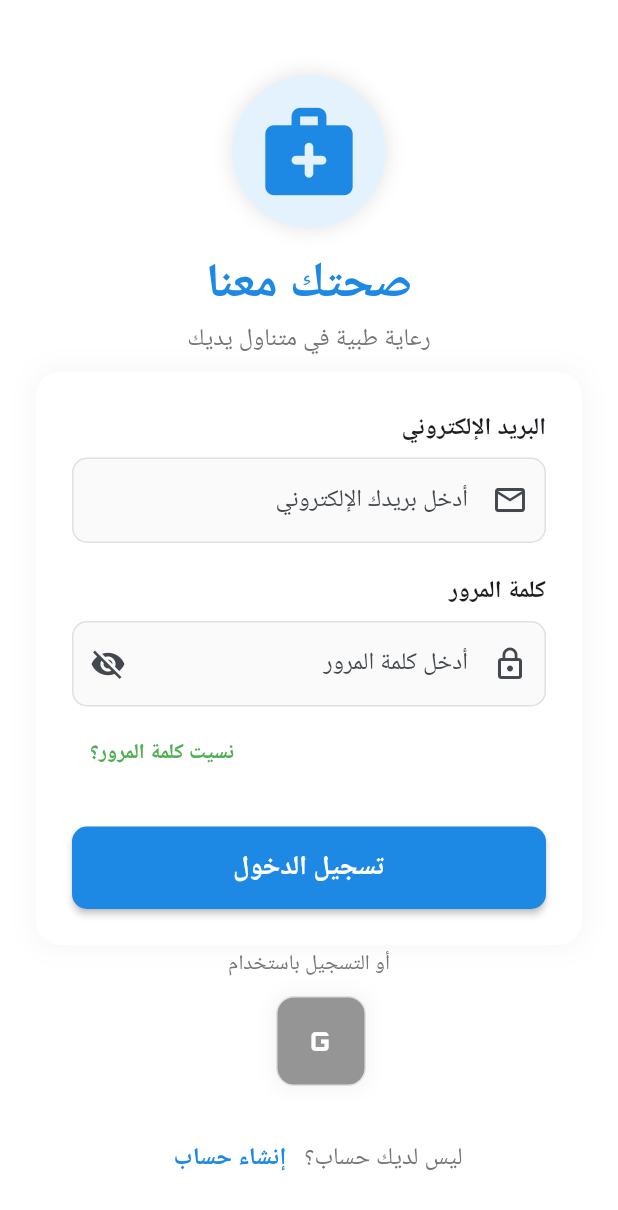
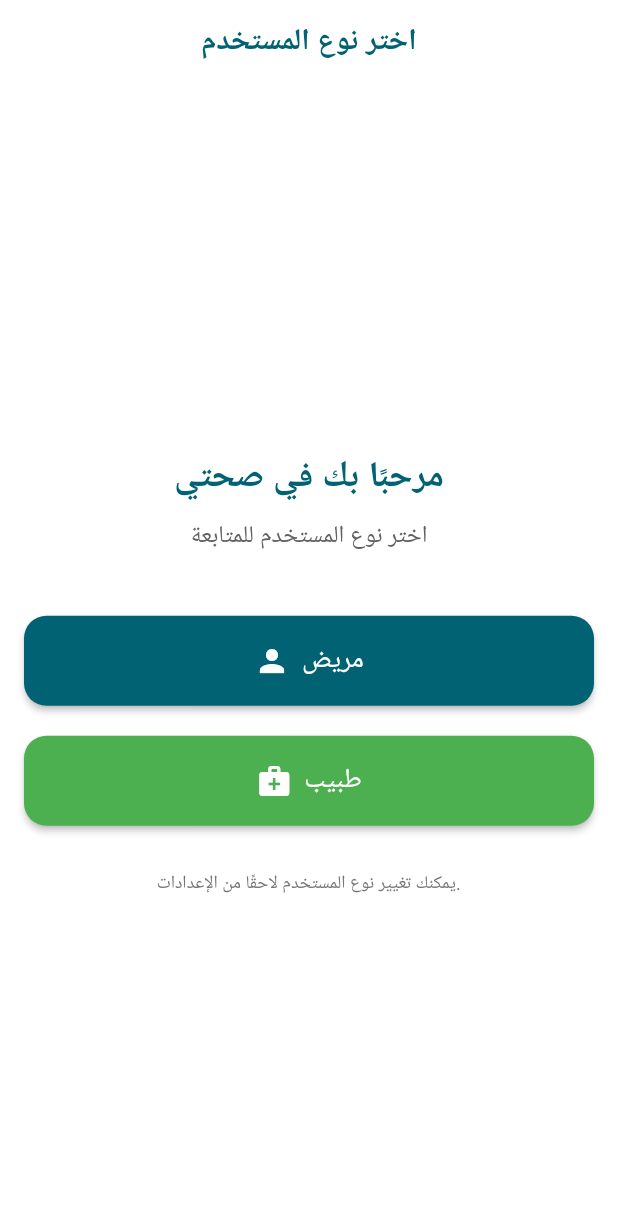
Before and after one commit to MoatazNoaman2001/e-healthcare, a Flutter app: the screen it shows after launch, on a phone screen of 412 x 824 dp. Shown: the top 1210 px of the screen. Run offline on Flutter 3.47's test engine with Material 3 defaults, Android fonts, the phone set to English and light mode, and no system bars; our stand-ins replace google_fonts; Roboto replaces fonts that are missing (Tajawal).

Commit message:
إضافة تحديثات جديدة للتطبيق

```diff
--- a/lib/main.dart
+++ b/lib/main.dart
@@ -1,6 +1,7 @@
 import 'package:flutter/material.dart';
 import 'package:flutter/services.dart';
 import 'screens/login_screen.dart';
+import 'screens/user_selection_screen.dart'; // استيراد شاشة اختيار المستخدم
 // ignore: depend_on_referenced_packages
 import 'package:google_fonts/google_fonts.dart';
 
@@ -24,18 +25,19 @@ class MyApp extends StatelessWidget {
       title: 'طبيبي',
       debugShowCheckedModeBanner: false,
       theme: ThemeData(
-        primaryColor: const Color(0xFF1E88E5), // أزرق فاتح
+        primaryColor: const Color(0xFF006272),
         colorScheme: ColorScheme.fromSeed(
-          seedColor: const Color(0xFF1E88E5),
-          primary: const Color(0xFF1E88E5),
-          secondary: const Color(0xFF4CAF50), // أخضر طبي
-          tertiary: const Color(0xFFE3F2FD), // أزرق فاتح جداً للخلفية
+          seedColor: const Color(0xFF006272),
+          primary: const Color(0xFF006272),
+          secondary: const Color(0xFF4CAF50),
+          tertiary: const Color(0xFFE3F2FD),
+          // ignore: deprecated_member_use
           background: Colors.white,
         ),
         textTheme: GoogleFonts.tajawalTextTheme(Theme.of(context).textTheme),
         elevatedButtonTheme: ElevatedButtonThemeData(
           style: ElevatedButton.styleFrom(
-            backgroundColor: const Color(0xFF1E88E5),
+            backgroundColor: const Color(0xFF006272),
             foregroundColor: Colors.white,
             elevation: 2,
             shape: RoundedRectangleBorder(
@@ -67,15 +69,15 @@ class MyApp extends StatelessWidget {
         scaffoldBackgroundColor: Colors.white,
         appBarTheme: const AppBarTheme(
           backgroundColor: Colors.white,
-          foregroundColor: Color(0xFF1E88E5),
+          foregroundColor: Color(0xFF006272),
           elevation: 0,
           centerTitle: true,
           titleTextStyle: TextStyle(
-            color: Color(0xFF1E88E5),
+            color: Color(0xFF006272),
             fontSize: 20,
             fontWeight: FontWeight.bold,
           ),
-          iconTheme: IconThemeData(color: Color(0xFF1E88E5)),
+          iconTheme: IconThemeData(color: Color(0xFF006272)), // اللون الجديد
         ),
         cardTheme: CardTheme(
           elevation: 2,
@@ -85,7 +87,7 @@ class MyApp extends StatelessWidget {
           shadowColor: Colors.black.withOpacity(0.1),
         ),
         bottomNavigationBarTheme: const BottomNavigationBarThemeData(
-          selectedItemColor: Color(0xFF1E88E5),
+          selectedItemColor: Color(0xFF006272), // اللون الجديد
           unselectedItemColor: Colors.grey,
           showUnselectedLabels: true,
           type: BottomNavigationBarType.fixed,
@@ -93,7 +95,7 @@ class MyApp extends StatelessWidget {
         ),
         useMaterial3: true,
       ),
-      home: const SplashScreen(),
+      home: const SplashScreen(), // إعادة شاشة البداية كالشاشة الرئيسية
     );
   }
 }
@@ -105,19 +107,35 @@ class SplashScreen extends StatefulWidget {
   State<SplashScreen> createState() => _SplashScreenState();
 }
 
-class _SplashScreenState extends State<SplashScreen> {
+class _SplashScreenState extends State<SplashScreen>
+    with SingleTickerProviderStateMixin {
+  late AnimationController _controller;
+  late Animation<double> _fadeAnimation;
+
   @override
   void initState() {
     super.initState();
-    _navigateToLogin();
+    _controller = AnimationController(
+      vsync: this,
+      duration: const Duration(seconds: 2),
+    );
+    _fadeAnimation = CurvedAnimation(parent: _controller, curve: Curves.easeIn);
+    _controller.forward();
+    _navigateToUserSelection();
   }
 
-  _navigateToLogin() async {
+  @override
+  void dispose() {
+    _controller.dispose();
+    super.dispose();
+  }
+
+  _navigateToUserSelection() async {
     await Future.delayed(const Duration(seconds: 3));
     if (mounted) {
       Navigator.pushReplacement(
         context,
-        MaterialPageRoute(builder: (context) => const LoginScreen()),
+        MaterialPageRoute(builder: (context) => const UserSelectionScreen()),
       );
     }
   }
@@ -130,10 +148,12 @@ class _SplashScreenState extends State<SplashScreen> {
           gradient: LinearGradient(
             begin: Alignment.topCenter,
             end: Alignment.bottomCenter,
-            colors: [const Color(0xFF1E88E5), const Color(0xFF1976D2)],
+            colors: [const Color(0xFF006272), const Color(0xFF004D4D)],
           ),
         ),
         child: Center(
+          child: FadeTransition(
+            opacity: _fadeAnimation,
             child: Column(
               mainAxisAlignment: MainAxisAlignment.center,
               children: [
@@ -158,7 +178,7 @@ class _SplashScreenState extends State<SplashScreen> {
                 ),
                 const SizedBox(height: 24),
                 Text(
-                'صحتك معنا',
+                  ' صحتي',
                   style: GoogleFonts.tajawal(
                     fontSize: 40,
                     fontWeight: FontWeight.bold,
@@ -178,6 +198,7 @@ class _SplashScreenState extends State<SplashScreen> {
             ),
           ),
         ),
+      ),
     );
   }
 }
--- a/lib/screens/login_screen.dart
+++ b/lib/screens/login_screen.dart
@@ -63,7 +63,7 @@ class _LoginScreenState extends State<LoginScreen> {
 
                     // اسم التطبيق
                     Text(
-                      'صحتك معنا',
+                      'صحتي ',
                       style: GoogleFonts.tajawal(
                         fontSize: 32,
                         fontWeight: FontWeight.bold,
@@ -261,8 +261,9 @@ class _LoginScreenState extends State<LoginScreen> {
                           mainAxisAlignment: MainAxisAlignment.center,
                           children: [
                             _socialButton(
-                              icon: Icons.g_mobiledata,
-                              color: const Color.fromARGB(255, 149, 149, 149),
+                              icon:
+                                  'assets/imges/google (2).png', // Use Google logo image
+                              color: const Color.fromARGB(255, 241, 241, 241), // Background color for the button
                               onTap: () {},
                             ),
                             const SizedBox(width: 16),
@@ -331,7 +332,7 @@ class _LoginScreenState extends State<LoginScreen> {
         width: 60,
         height: 60,
         decoration: BoxDecoration(
-          color: icon is IconData ? color : Colors.white,
+          color: color, // Apply the background color here
           borderRadius: BorderRadius.circular(12),
           border: Border.all(color: Colors.grey.shade300, width: 1),
           boxShadow: [
@@ -346,7 +347,15 @@ class _LoginScreenState extends State<LoginScreen> {
           child:
               icon is IconData
                   ? Icon(icon, size: 30, color: Colors.white)
-                  : Image.asset(icon, width: 30, height: 30),
+                  : Container(
+                    width: 40,
+                    height: 40,
+                    decoration: BoxDecoration(
+                      color: Colors.white, // Light background for the logo
+                      shape: BoxShape.circle,
+                    ),
+                    child: Image.asset(icon, width: 30, height: 30),
+                  ),
         ),
       ),
     );
--- a/lib/screens/register_screen.dart
+++ b/lib/screens/register_screen.dart
@@ -63,7 +63,7 @@ class _RegisterScreenState extends State<RegisterScreen> {
                   ),
                   const SizedBox(height: 8),
                   Text(
-                    'أنشئ حسابك للوصول لخدمات صحتك معنا',
+                    'أنشئ حسابك للوصول لخدمات  صحتي',
                     style: TextStyle(
                       color: Colors.grey.shade600,
                       fontSize: 16,
--- /dev/null
+++ b/lib/screens/user_selection_screen.dart
@@ -0,0 +1,95 @@
+import 'package:flutter/material.dart';
+import 'login_screen.dart'; // شاشة تسجيل الدخول للمريض
+import 'doctor_login_screen.dart'; // شاشة تسجيل الدخول للطبيب
+
+class UserSelectionScreen extends StatelessWidget {
+  const UserSelectionScreen({super.key});
+
+  @override
+  Widget build(BuildContext context) {
+    return Scaffold(
+      appBar: AppBar(title: const Text('اختر نوع المستخدم')),
+      body: Padding(
+        padding: const EdgeInsets.all(16.0),
+        child: Column(
+          mainAxisAlignment: MainAxisAlignment.center,
+          children: [
+            // إضافة صورة أو أيقونة توضيحية في الأعلى
+            // Image.asset(
+            //   'assets/images/user_selection.png', // تأكد من وجود الصورة في المسار الصحيح
+            //   height: 150,
+            // ),
+            const SizedBox(height: 20),
+            Text(
+              'مرحبًا بك في صحتي',
+              style: Theme.of(context).textTheme.headlineSmall?.copyWith(
+                fontWeight: FontWeight.bold,
+                color: Theme.of(context).primaryColor,
+              ),
+              textAlign: TextAlign.center,
+            ),
+            const SizedBox(height: 10),
+            Text(
+              'اختر نوع المستخدم للمتابعة',
+              style: Theme.of(
+                context,
+              ).textTheme.bodyLarge?.copyWith(color: Colors.grey[700]),
+              textAlign: TextAlign.center,
+            ),
+            const SizedBox(height: 40),
+            // زر المريض
+            ElevatedButton.icon(
+              onPressed: () {
+                Navigator.push(
+                  context,
+                  MaterialPageRoute(builder: (context) => const LoginScreen()),
+                );
+              },
+              icon: const Icon(Icons.person, size: 24),
+              label: const Text('مريض', style: TextStyle(fontSize: 18)),
+              style: ElevatedButton.styleFrom(
+                minimumSize: const Size(double.infinity, 60),
+                backgroundColor: Theme.of(context).primaryColor,
+                foregroundColor: Colors.white,
+                shape: RoundedRectangleBorder(
+                  borderRadius: BorderRadius.circular(15),
+                ),
+              ),
+            ),
+            const SizedBox(height: 20),
+            // زر الطبيب
+            ElevatedButton.icon(
+              onPressed: () {
+                Navigator.push(
+                  context,
+                  MaterialPageRoute(
+                    builder: (context) => const DoctorLoginScreen(),
+                  ),
+                );
+              },
+              icon: const Icon(Icons.medical_services, size: 24),
+              label: const Text('طبيب', style: TextStyle(fontSize: 18)),
+              style: ElevatedButton.styleFrom(
+                minimumSize: const Size(double.infinity, 60),
+                backgroundColor: Colors.green,
+                foregroundColor: Colors.white,
+                shape: RoundedRectangleBorder(
+                  borderRadius: BorderRadius.circular(15),
+                ),
+              ),
+            ),
+            const SizedBox(height: 30),
+            // نص إضافي في الأسفل
+            Text(
+              'يمكنك تغيير نوع المستخدم لاحقًا من الإعدادات.',
+              style: Theme.of(
+                context,
+              ).textTheme.bodySmall?.copyWith(color: Colors.grey[600]),
+              textAlign: TextAlign.center,
+            ),
+          ],
+        ),
+      ),
+    );
+  }
+}
```
Also changed, not shown: lib/screens/doctor_login_screen.dart (added, +18 -0 lines), pubspec.yaml (+5 -6 lines), assets/imges/google (2).png (added), assets/imges/google.png (added). Lines whose indentation alone changed are shown as unchanged.
